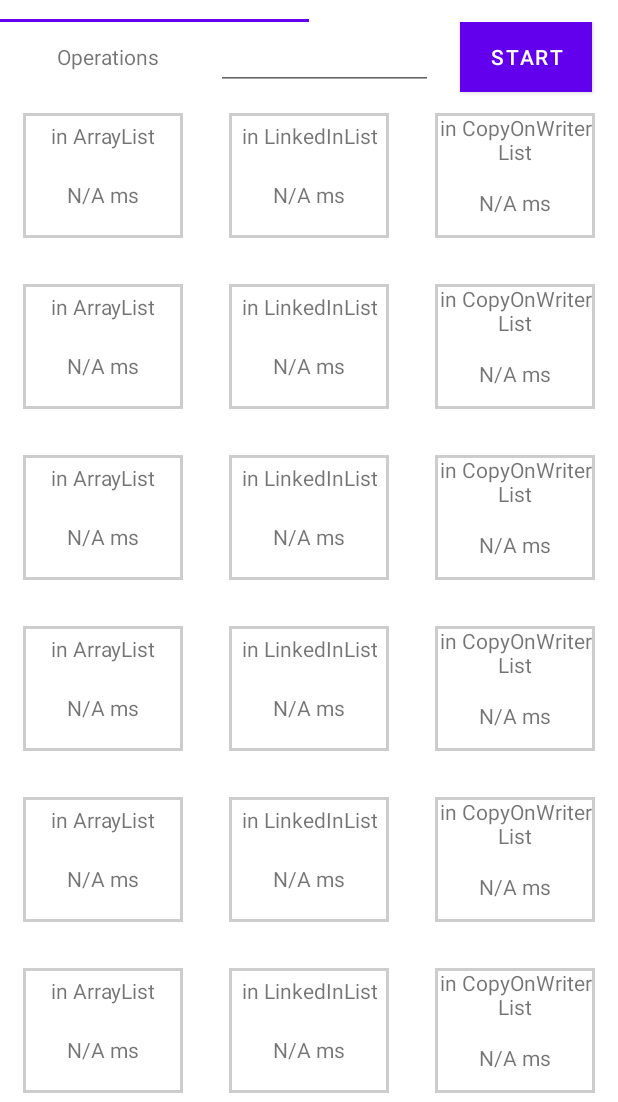
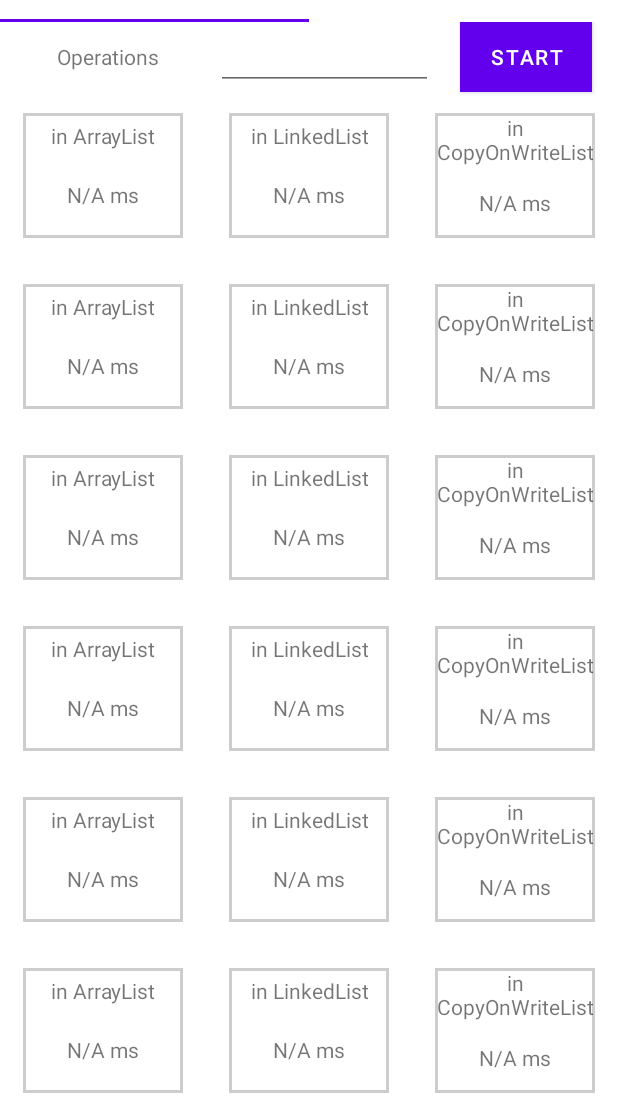
Before and after one commit to oChapel/CollectionsAndMaps, an Android app: the screen it shows after launch (MainActivity), on a phone screen of 412 x 824 dp, the part 134-1236 px from its top. Run offline under Robolectric (Android 15) with nearby library versions, the phone set to English and light mode, and no system bars.

Commit message:
Add Items class, animate visibility changes in RecyclerView, update RecyclerViewAdapter, detach TabLayoutMediator

```diff
--- a/app/src/main/java/ua/com/foxminded/collectionsandmaps/CollectionsFragment.java
+++ b/app/src/main/java/ua/com/foxminded/collectionsandmaps/CollectionsFragment.java
@@ -21,12 +21,10 @@ import java.util.List;
 
 public class CollectionsFragment extends Fragment implements View.OnClickListener {
 
-    final CollectionsRecyclerAdapter collectionsAdapter = new CollectionsRecyclerAdapter();
+    private final CollectionsRecyclerAdapter collectionsAdapter = new CollectionsRecyclerAdapter();
 
-    RecyclerView recyclerView;
     String[] arrayTypes;
     EditText sizeOperations;
-    Button startButton;
 
     @Override
     public View onCreateView(LayoutInflater inflater, ViewGroup container,
@@ -39,16 +37,18 @@ public class CollectionsFragment extends Fragment implements View.OnClickListene
     public void onViewCreated(@NonNull View view, @Nullable Bundle savedInstanceState) {
         super.onViewCreated(view, savedInstanceState);
 
-        recyclerView = view.findViewById(R.id.recyclerView);
-        startButton = view.findViewById(R.id.startButton);
+        RecyclerView recyclerView = view.findViewById(R.id.recyclerView);
+        recyclerView.setAdapter(collectionsAdapter);
+        recyclerView.setLayoutManager(new GridLayoutManager(getContext(), 3));
+
+        Button startButton = view.findViewById(R.id.startButton);
+        startButton.setOnClickListener(this);
+
         sizeOperations = view.findViewById(R.id.operationsInput);
 
+        arrayTypes = getResources().getStringArray(R.array.strArrayTypes);
+
         Message msg = new Message();
-
-        arrayTypes = getResources().getStringArray(R.array.strArrayTypes);
-        recyclerView.setAdapter(collectionsAdapter);
-        startButton.setOnClickListener(this);
-        recyclerView.setLayoutManager(new GridLayoutManager(getContext(), 3));
     }
 
     @Override
--- a/app/src/main/java/ua/com/foxminded/collectionsandmaps/CollectionsRecyclerAdapter.java
+++ b/app/src/main/java/ua/com/foxminded/collectionsandmaps/CollectionsRecyclerAdapter.java
@@ -1,8 +1,11 @@
 package ua.com.foxminded.collectionsandmaps;
 
+import android.util.Log;
 import android.view.LayoutInflater;
 import android.view.View;
 import android.view.ViewGroup;
+import android.view.animation.Animation;
+import android.view.animation.AnimationUtils;
 import android.widget.ProgressBar;
 import android.widget.TextView;
 
@@ -10,13 +13,15 @@ import androidx.annotation.NonNull;
 import androidx.recyclerview.widget.RecyclerView;
 
 import java.util.ArrayList;
-import java.util.Arrays;
+import java.util.List;
 
 public class CollectionsRecyclerAdapter extends RecyclerView.Adapter<CollectionsRecyclerAdapter.CollectionsHolder> {
 
-    ArrayList<String> data;
+    ProgressBar progressBar;
+    List<Items> items = Items.generateCollectionItems(new ArrayList<>(), progressBar);
 
-    public CollectionsRecyclerAdapter() {}
+    public CollectionsRecyclerAdapter() {
+    }
 
     @NonNull
     @Override
@@ -27,12 +32,14 @@ public class CollectionsRecyclerAdapter extends RecyclerView.Adapter<Collections
 
     @Override
     public void onBindViewHolder(@NonNull CollectionsHolder holder, int position) {
-        holder.bind(position);
+        Animation animation = AnimationUtils.loadAnimation(holder.itemView.getContext(), android.R.anim.fade_out);
+        holder.itemView.startAnimation(animation);
+        holder.bind(items.get(position));
     }
 
     @Override
     public int getItemCount() {
-        return 18;
+        return items.size();
     }
 
     class CollectionsHolder extends RecyclerView.ViewHolder {
@@ -48,10 +55,9 @@ public class CollectionsRecyclerAdapter extends RecyclerView.Adapter<Collections
             calcTime = itemView.findViewById(R.id.calcTime);
         }
 
-        public void bind(int position) {
-            data = new ArrayList<>(Arrays.asList(itemView.getContext().getResources().getStringArray(R.array.strArrayTypes)));
-            arrayType.setText(data.get(position));
-            calcTime.setText(R.string.NAms);
+        public void bind(@NonNull Items item) {
+            arrayType.setText(item.name);
+            calcTime.setText(item.calcResults);
         }
     }
 }
--- /dev/null
+++ b/app/src/main/java/ua/com/foxminded/collectionsandmaps/Items.java
@@ -0,0 +1,31 @@
+package ua.com.foxminded.collectionsandmaps;
+
+import android.widget.ProgressBar;
+
+import java.util.List;
+
+public class Items {
+
+    public final String name;
+    public final String calcResults;
+    public final ProgressBar progressBar;
+
+    public Items(String name, String calcResults, ProgressBar progressBar) {
+        this.name = name;
+        this.calcResults = calcResults;
+        this.progressBar = progressBar;
+    }
+
+    public static List<Items> generateCollectionItems(List<Items> items, ProgressBar progressBar) {
+
+        String[] arrayTypes = {"in ArrayList","in LinkedList","in CopyOnWriteList"};
+
+        for (int i = 0; i < 7; i++) {
+            for (String arrayType : arrayTypes) {
+                items.add(new Items(arrayType, "N/A ms", progressBar));
+            }
+        }
+        return items;
+    }
+
+}
--- a/app/src/main/java/ua/com/foxminded/collectionsandmaps/MainActivity.java
+++ b/app/src/main/java/ua/com/foxminded/collectionsandmaps/MainActivity.java
@@ -7,11 +7,14 @@ import androidx.viewpager2.widget.ViewPager2;
 
 import android.content.Context;
 import android.os.Bundle;
+import android.util.Log;
 
 import com.google.android.material.tabs.TabLayout;
 import com.google.android.material.tabs.TabLayoutMediator;
 
 public class MainActivity extends AppCompatActivity {
+
+    private TabLayoutMediator tabLayoutMediator;
 
     @Override
     protected void onCreate(Bundle savedInstanceState) {
@@ -25,11 +28,18 @@ public class MainActivity extends AppCompatActivity {
         FragmentAdapter adapter = new FragmentAdapter(fm, getLifecycle());
         pager2.setAdapter(adapter);
 
-        new TabLayoutMediator(tabLayout, pager2, new TabLayoutMediator.TabConfigurationStrategy() {
+        tabLayoutMediator = new TabLayoutMediator(tabLayout, pager2, new TabLayoutMediator.TabConfigurationStrategy() {
             @Override
             public void onConfigureTab(@NonNull TabLayout.Tab tab, int position) {
                 tab.setText(getResources().getStringArray(R.array.collectionsMapsTXT)[position]);
             }
-        }).attach();
+        });
+        tabLayoutMediator.attach();
+    }
+
+    @Override
+    public void onDestroy() {
+        super.onDestroy();
+        tabLayoutMediator.detach();
     }
 }
```
